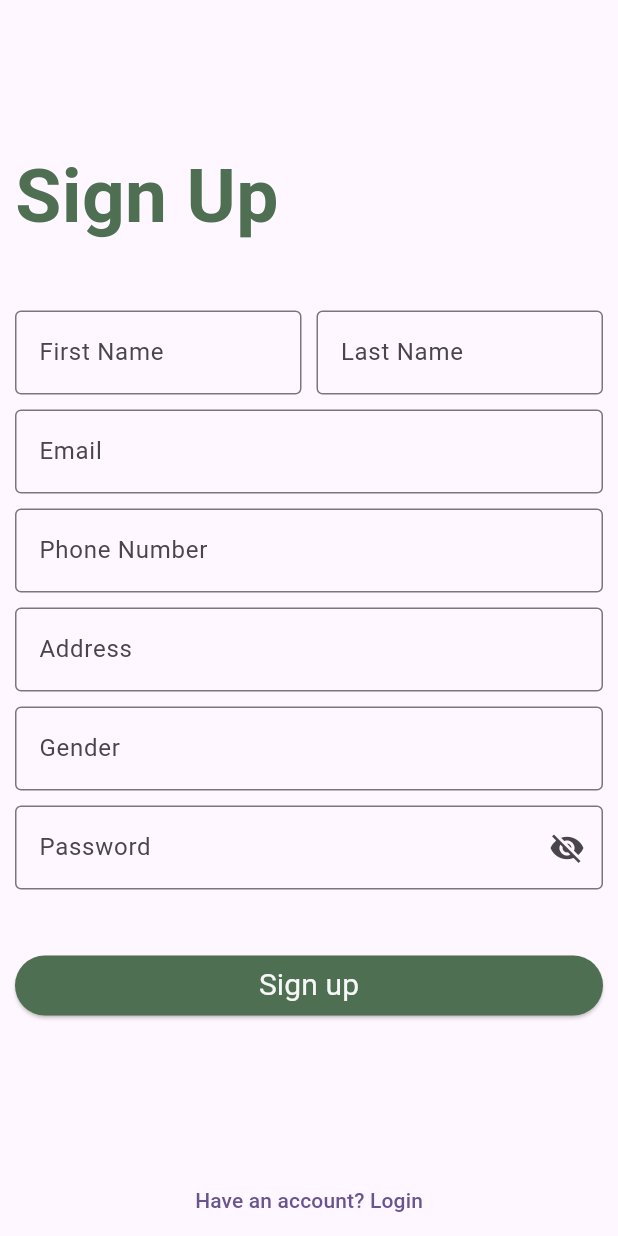
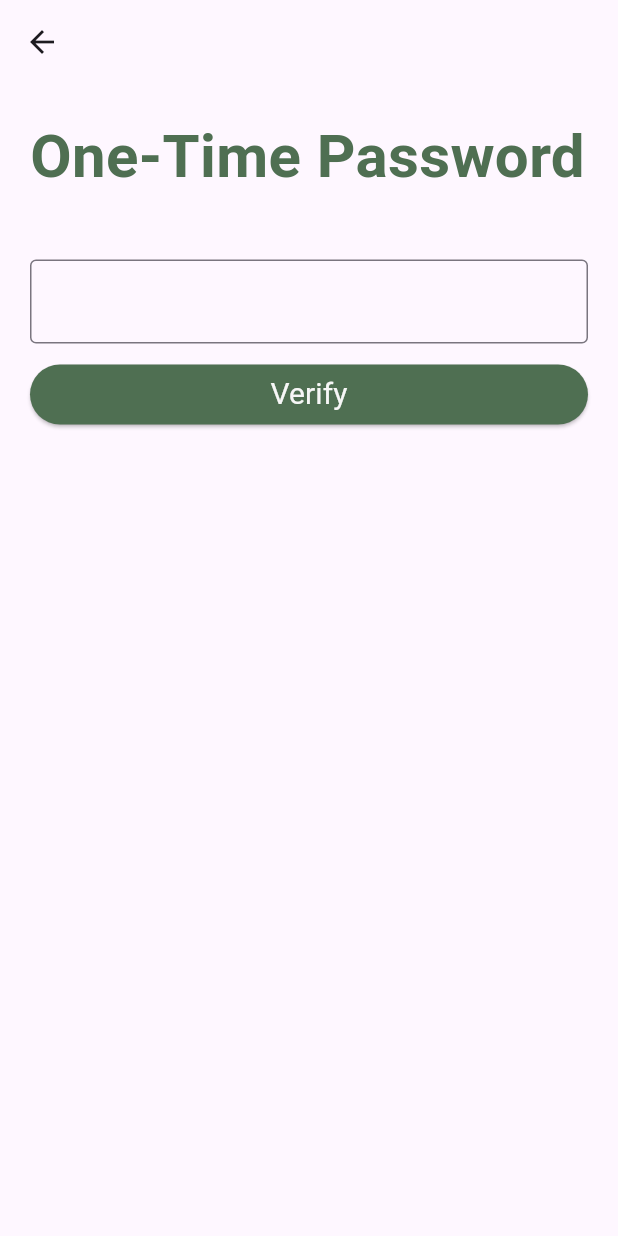
Before and after one commit to exxsid/TerraTreats, a Flutter app: the SignUp screen opened directly, after a tap on "Sign up", on a phone screen of 412 x 824 dp. Run offline on Flutter 3.47's test engine with Material 3 defaults, Android fonts, the phone set to English and light mode, and no system bars; drawn by our look-alikes of auto_size_text; Roboto replaces fonts that are missing (Montserrat).

Commit message:
add OTP screen

```diff
--- /dev/null
+++ b/lib/screens/otp.dart
@@ -0,0 +1,76 @@
+import 'package:flutter/material.dart';
+import 'package:auto_size_text/auto_size_text.dart';
+
+import 'package:terratreats/utils/app_theme.dart';
+
+class OTPScreen extends StatefulWidget {
+  const OTPScreen({super.key});
+
+  @override
+  State<OTPScreen> createState() => _OTPScreenState();
+}
+
+class _OTPScreenState extends State<OTPScreen> {
+  @override
+  Widget build(BuildContext context) {
+    return Scaffold(
+      appBar: AppBar(
+        title: Text(""),
+      ),
+      body: SingleChildScrollView(
+        child: Padding(
+          padding: EdgeInsets.all(20.0),
+          child: Column(
+            mainAxisAlignment: MainAxisAlignment.center,
+            crossAxisAlignment: CrossAxisAlignment.start,
+            children: [
+              //title
+              const AutoSizeText(
+                "One-Time Password",
+                maxLines: 1,
+                minFontSize: 20,
+                style: TextStyle(
+                  fontSize: 50,
+                  color: AppTheme.primary,
+                  fontWeight: FontWeight.bold,
+                ),
+              ),
+              const SizedBox(
+                height: 40,
+              ),
+              // OTP textfield
+              const TextField(
+                textAlign: TextAlign.center,
+                obscureText: true,
+                decoration: InputDecoration(
+                  border: OutlineInputBorder(),
+                ),
+              ),
+              const SizedBox(
+                height: 10,
+              ),
+              Container(
+                width: double.infinity,
+                child: ElevatedButton(
+                  onPressed: () {},
+                  style: ElevatedButton.styleFrom(
+                    backgroundColor: AppTheme.primary,
+                    foregroundColor: AppTheme.highlight,
+                  ),
+                  child: const Text(
+                    "Verify",
+                    style: TextStyle(
+                      fontSize: 20,
+                      fontWeight: FontWeight.normal,
+                      fontFamily: 'Montserrat',
+                    ),
+                  ),
+                ),
+              ),
+            ],
+          ),
+        ),
+      ),
+    );
+  }
+}
--- a/lib/screens/signup.dart
+++ b/lib/screens/signup.dart
@@ -1,5 +1,5 @@
 import 'package:flutter/material.dart';
-import 'package:flutter/widgets.dart';
+import 'package:terratreats/screens/otp.dart';
 
 import 'package:terratreats/utils/app_theme.dart';
 
@@ -132,7 +132,13 @@ class _SignUpState extends State<SignUp> {
                     Container(
                       width: double.infinity,
                       child: ElevatedButton(
-                        onPressed: () {},
+                        onPressed: () {
+                          Navigator.push(
+                            context,
+                            MaterialPageRoute(
+                                builder: (builder) => const OTPScreen()),
+                          );
+                        },
                         style: ElevatedButton.styleFrom(
                           backgroundColor: AppTheme.primary,
                           foregroundColor: AppTheme.highlight,
--- a/pubspec.yaml
+++ b/pubspec.yaml
@@ -35,6 +35,7 @@ dependencies:
   # The following adds the Cupertino Icons font to your application.
   # Use with the CupertinoIcons class for iOS style icons.
   cupertino_icons: ^1.0.6
+  auto_size_text: ^3.0.0
 
 dev_dependencies:
   flutter_test:
```
Also changed, not shown: pubspec.lock.
